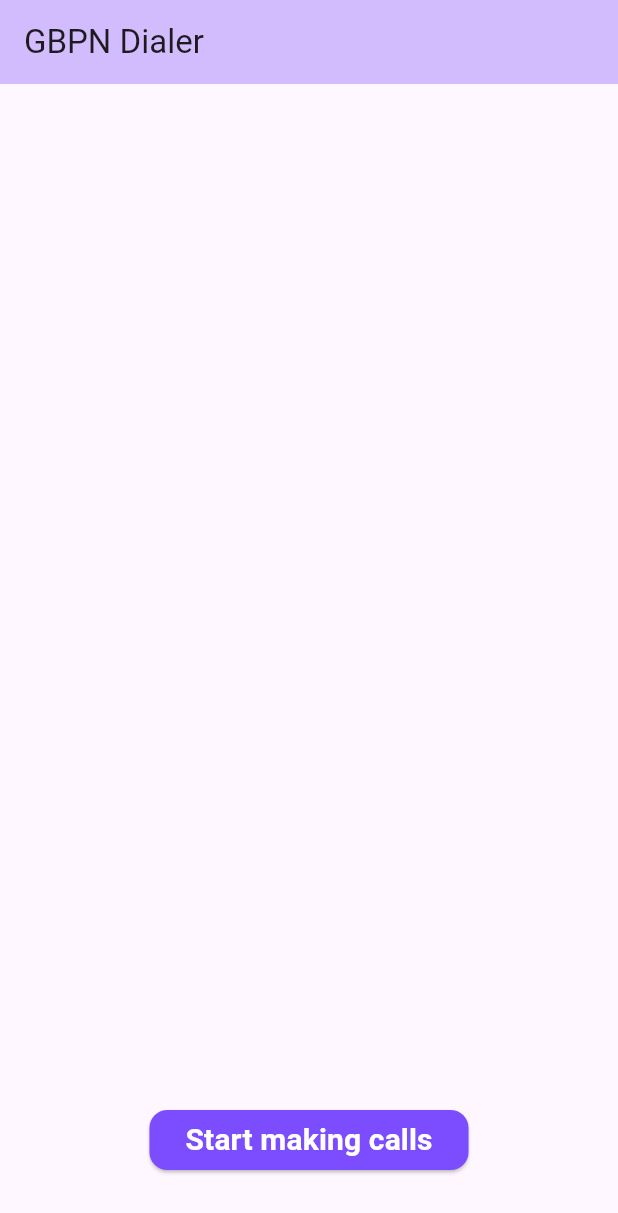
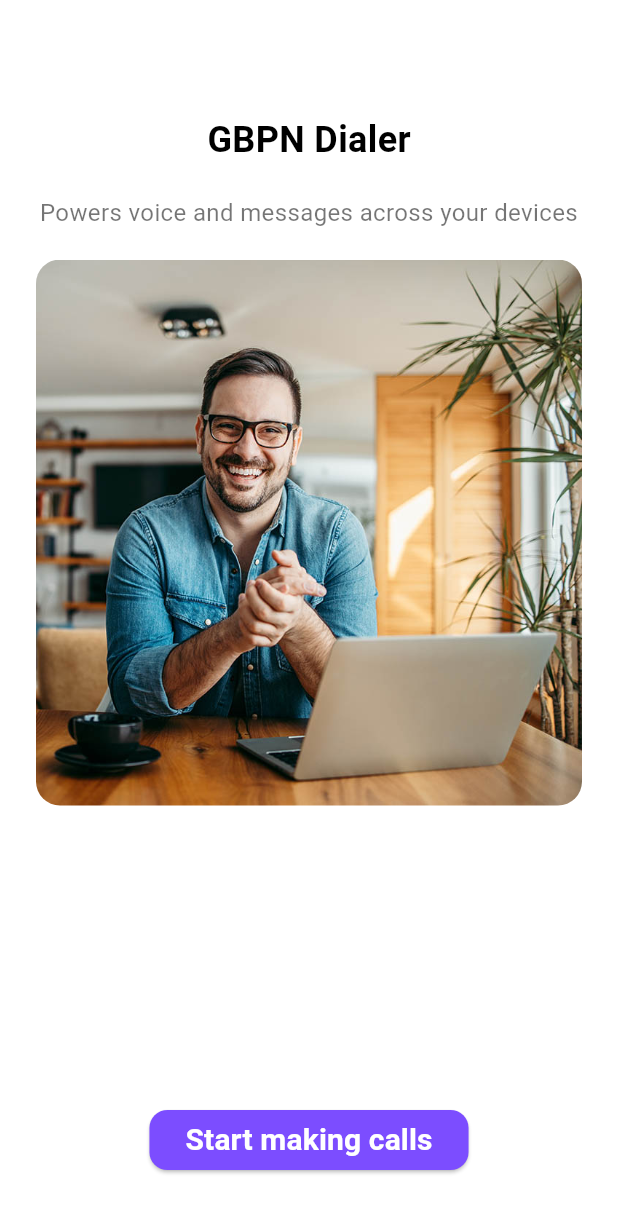
Before and after one commit to healer-1205/gbpn_dealer, a Flutter app: the screen it shows after launch, on a phone screen of 412 x 824 dp. Shown: the top 1213 px of the screen. Run offline on Flutter 3.47's test engine with Material 3 defaults, Android fonts, the phone set to English and light mode, and no system bars.

Commit message:
make home page

```diff
--- a/lib/home/page.dart
+++ b/lib/home/page.dart
@@ -1,11 +1,10 @@
 import 'package:flutter/material.dart';
 import '../signin/page.dart';
 import '../utils/style.dart';
+import '../utils/assets.dart';
 
 class MyHomePage extends StatefulWidget {
-  const MyHomePage({super.key, required this.title});
-
-  final String title;
+  const MyHomePage({super.key});
 
   @override
   State<MyHomePage> createState() => _MyHomePageState();
@@ -22,15 +21,48 @@ class _MyHomePageState extends State<MyHomePage> {
   @override
   Widget build(BuildContext context) {
     return Scaffold(
+      backgroundColor: Colors.white,
       appBar: AppBar(
-        backgroundColor: Theme.of(context).colorScheme.inversePrimary,
-        title: Text(widget.title),
+        backgroundColor: Colors.white,
       ),
-      body: Center(
-        child: Column(
-          mainAxisAlignment: MainAxisAlignment.end,
-          children: <Widget>[
+      body: Column(
+        children: [
           const SizedBox(height: 20),
+          Center(
+            child: Text(
+              "GBPN Dialer",
+              style: AppStyles.textStyle(
+                fontSize: 24,
+                fontWeight: FontWeight.bold,
+                color: Colors.black,
+              ),
+            ),
+          ),
+          const SizedBox(height: 20),
+          Padding(
+            padding: EdgeInsets.symmetric(horizontal: 24),
+            child: Text(
+              "Powers voice and messages across your devices",
+              textAlign: TextAlign.center,
+              style: AppStyles.textStyle(
+                fontSize: 16,
+                color: Colors.black54,
+              ),
+            ),
+          ),
+          const SizedBox(height: 20),
+          Padding(
+            padding: const EdgeInsets.symmetric(horizontal: 24),
+            child: ClipRRect(
+              borderRadius: BorderRadius.circular(16),
+              child: Image.asset(
+                ImageAssets.homeImage,
+                width: double.infinity,
+                fit: BoxFit.cover,
+              ),
+            ),
+          ),
+          const Spacer(),
           ElevatedButton(
             onPressed: _navigateToLogin,
             style: AppStyles.elevatedButtonStyle(
@@ -50,7 +82,6 @@ class _MyHomePageState extends State<MyHomePage> {
           const SizedBox(height: 40),
         ],
       ),
-      ),
     );
   }
 }
--- a/lib/main.dart
+++ b/lib/main.dart
@@ -1,6 +1,6 @@
 import 'package:flutter/material.dart';
-import 'home/page.dart'; // Import the new main_page.dart
-import 'utils/string_constant.dart';
+import 'package:flutter/services.dart';
+import 'package:gbpn_dealer/home/page.dart';
 
 void main() {
   runApp(const MyApp());
@@ -11,14 +11,30 @@ class MyApp extends StatelessWidget {
 
   @override
   Widget build(BuildContext context) {
+    // Ensure status bar styling is set correctly after the app builds
+    Future.delayed(Duration.zero, () {
+      SystemChrome.setSystemUIOverlayStyle(const SystemUiOverlayStyle(
+        statusBarColor: Colors.white, // Transparent status bar
+        statusBarIconBrightness:
+            Brightness.dark, // Light icons for dark backgrounds
+        systemNavigationBarColor: Colors.white, // Bottom nav bar color
+        systemNavigationBarIconBrightness:
+            Brightness.dark, // Dark icons for bottom nav
+      ));
+    });
+
     return MaterialApp(
       debugShowCheckedModeBanner: false,
-      title: 'Flutter Demo',
       theme: ThemeData(
-        colorScheme: ColorScheme.fromSeed(seedColor: Colors.deepPurple),
         useMaterial3: true,
       ),
-      home: const MyHomePage(title: StringConstants.appTitle),
+      builder: (context, child) {
+        return SafeArea(
+          // Wrap all pages in SafeArea
+          child: child ?? Container(),
+        );
+      },
+      home: const MyHomePage(),
     );
   }
 }
--- /dev/null
+++ b/lib/utils/assets.dart
@@ -0,0 +1,4 @@
+class ImageAssets {
+  static const String logo = 'assets/images/gbpn-icon.png';
+  static const String homeImage = 'assets/images/home_background.jpg';
+}
--- a/lib/utils/style.dart
+++ b/lib/utils/style.dart
@@ -17,15 +17,15 @@ class AppStyles {
   }
 
   // Text Style for Large Titles
-  static TextStyle titleTextStyle({
-    required double fontSize,
-    required FontWeight fontWeight,
-    required Color color,
+  static TextStyle textStyle({
+    double? fontSize,
+    FontWeight? fontWeight,
+    Color? color,
   }) {
     return TextStyle(
-      fontSize: fontSize,
-      fontWeight: fontWeight,
-      color: color,
+      fontSize: fontSize ?? 18.0,
+      fontWeight: fontWeight ?? FontWeight.normal,
+      color: color ?? Colors.black,
     );
   }
 
```
Lines whose indentation alone changed are shown as unchanged.
